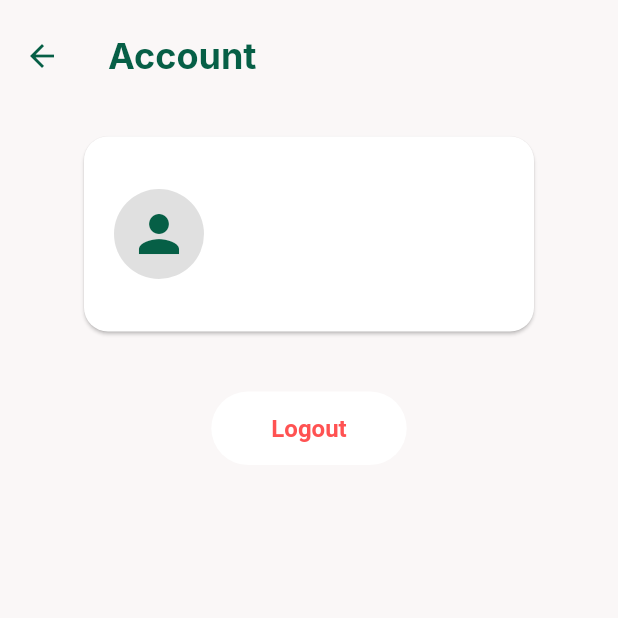
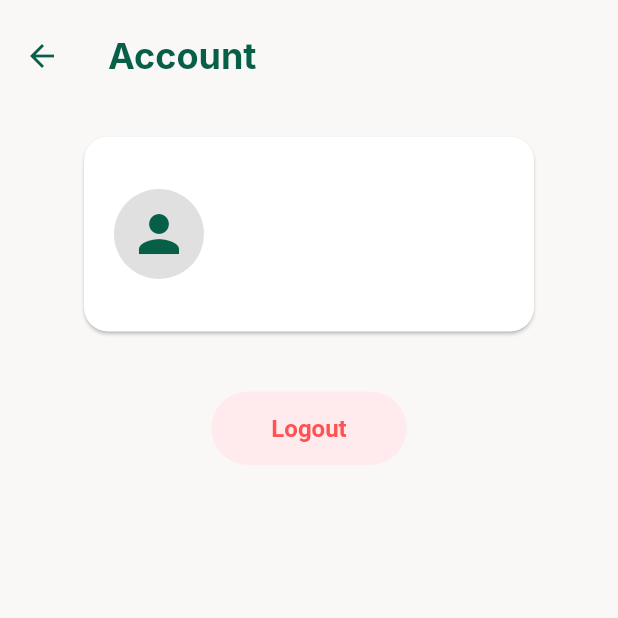
Before and after one commit to sree-vignesh/smart_trip_planner_flutter, a Flutter app: the AccountScreen screen opened directly, on a phone screen of 412 x 824 dp, the top half of it. Run offline on Flutter 3.47's test engine with Material 3 defaults, Android fonts, the phone set to English and light mode, and no system bars; our stand-ins replace cloud_firestore, firebase_auth, firebase_core, font_awesome_flutter, google_fonts, shared_preferences; accounts and stored records are empty.

Commit message:
Minor UI tweaks.

```diff
--- a/lib/screens/itinerary_screen.dart
+++ b/lib/screens/itinerary_screen.dart
@@ -116,6 +116,9 @@ class ItineraryScreen extends StatelessWidget {
                                   ),
                                   const SizedBox(height: 0),
                                   Row(
+                                    crossAxisAlignment:
+                                        CrossAxisAlignment.baseline,
+                                    textBaseline: TextBaseline.alphabetic,
                                     children: [
                                       Expanded(
                                         child: Text(
@@ -128,7 +131,7 @@ class ItineraryScreen extends StatelessWidget {
                                       ),
                                       IconButton(
                                         icon: const Icon(
-                                          Icons.map_rounded,
+                                          Icons.fmd_good_rounded,
                                           color: AppColors.primary,
                                         ),
                                         onPressed: () => _openMap(
--- a/lib/screens/user_screen.dart
+++ b/lib/screens/user_screen.dart
@@ -101,8 +101,10 @@ class AccountScreen extends StatelessWidget {
                   },
                   style: ElevatedButton.styleFrom(
                     elevation: 0,
-                    backgroundColor: AppColors.cardBackground,
+                    // backgroundColor: AppColors.cardBackground,
+                    backgroundColor: Colors.red.shade50,
                     foregroundColor: Colors.redAccent,
+                    // foregroundColor: Colors.white,
                     minimumSize: Size.zero,
                     // maximumSize: Size(10, 10),
                     padding: const EdgeInsets.symmetric(
```
